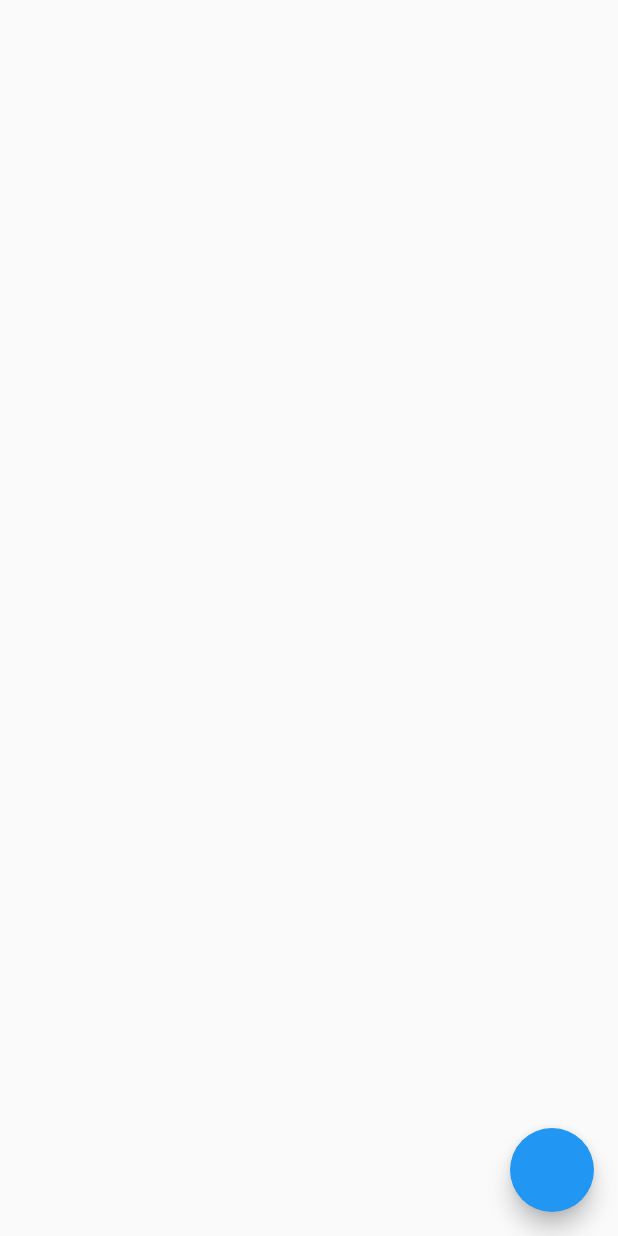
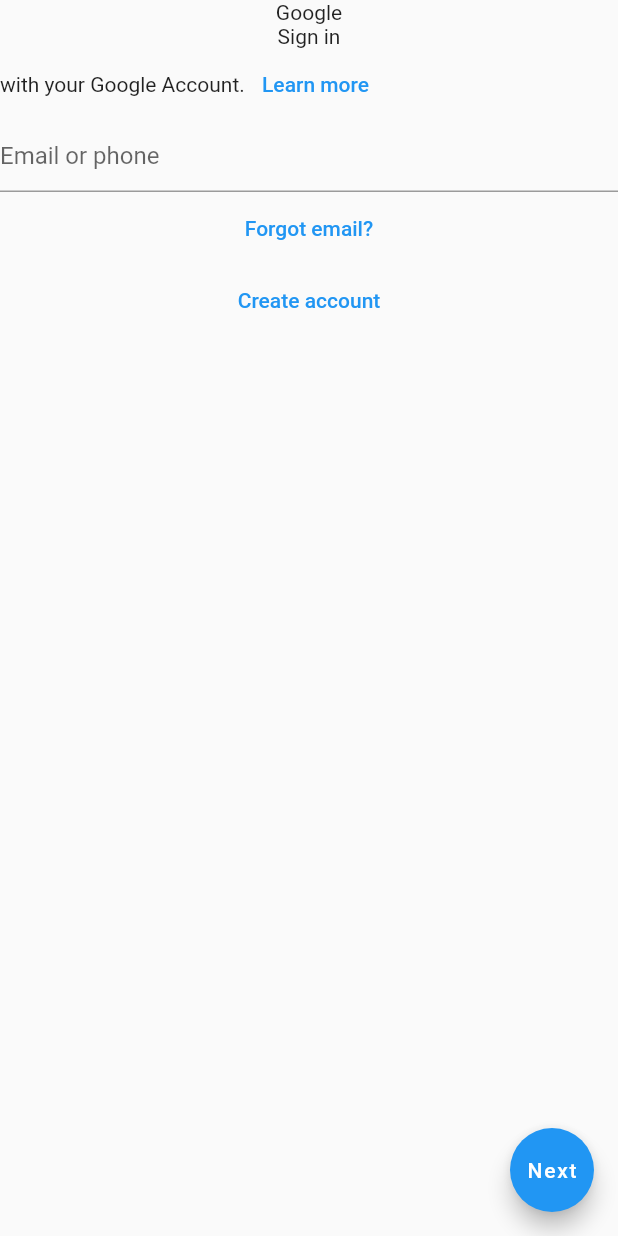
Before and after one commit to jgarzon26/GmailMockup, a Flutter app: the LoginPage1 screen opened directly, on a phone screen of 412 x 824 dp. Run offline on Flutter 3.47's test engine with Material 2 defaults, Android fonts, the phone set to English and light mode, and no system bars.

Commit message:
AddingEmailInputandDetails

```diff
--- a/lib/loginpage.dart
+++ b/lib/loginpage.dart
@@ -1,5 +1,5 @@
 import 'package:flutter/material.dart';
-import 'package:gmail_mockup/homepage.dart';
+import 'package:url_launcher/url_launcher.dart';
 
 class LoginPage1 extends StatefulWidget{
 
@@ -9,17 +9,61 @@
 
 class _LoginPage1State extends State<LoginPage1>{
 
+  void _launchUrl() async {
+    final url = Uri.parse("https://r.mtdv.me/learnmore");
+
+    if (await canLaunchUrl(url)) {
+      await launchUrl(url);
+    } else {
+      throw 'Could not launch learn more';
+    }
+  }
+
   @override
   Widget build(BuildContext context){
     return SafeArea(
       child: Scaffold(
         body: Column(
-
+          children: [
+            Text("Google"),
+            Text("Sign in"),
+            Row(
+              children: [
+                Text("with your Google Account. "),
+                TextButton(
+                    onPressed: _launchUrl,
+                    child: Text(
+                      "Learn more",
+                    ),
+                ),
+              ],
+            ),
+            TextField(
+              decoration: InputDecoration(
+                hintText: "Email or phone",
+              ),
+            ),
+            TextButton(
+                onPressed: _launchUrl,
+                child: Text(
+                  "Forgot email?",
+                ),
+            ),
+            TextButton(
+              onPressed: () {},
+              child: Text(
+                "Create account",
+              ),
+            ),
+          ],
         ),
         floatingActionButton: FloatingActionButton(
           onPressed: () {
 
           },
+          child: Text(
+            "Next",
+          ),
         ),
       ),
     );
--- a/lib/main.dart
+++ b/lib/main.dart
@@ -19,7 +19,7 @@
         primarySwatch: Colors.blue,
       ),
       debugShowCheckedModeBanner: false,
-      home: LoginPage(),
+      home: LoginPage1(),
     );
   }
 }
--- a/pubspec.yaml
+++ b/pubspec.yaml
@@ -36,6 +36,7 @@
   # The following adds the Cupertino Icons font to your application.
   # Use with the CupertinoIcons class for iOS style icons.
   cupertino_icons: ^1.0.2
+  url_launcher: ^6.1.7
 
 dev_dependencies:
   flutter_test:
```
Also changed, not shown: pubspec.lock, 5 other files.
